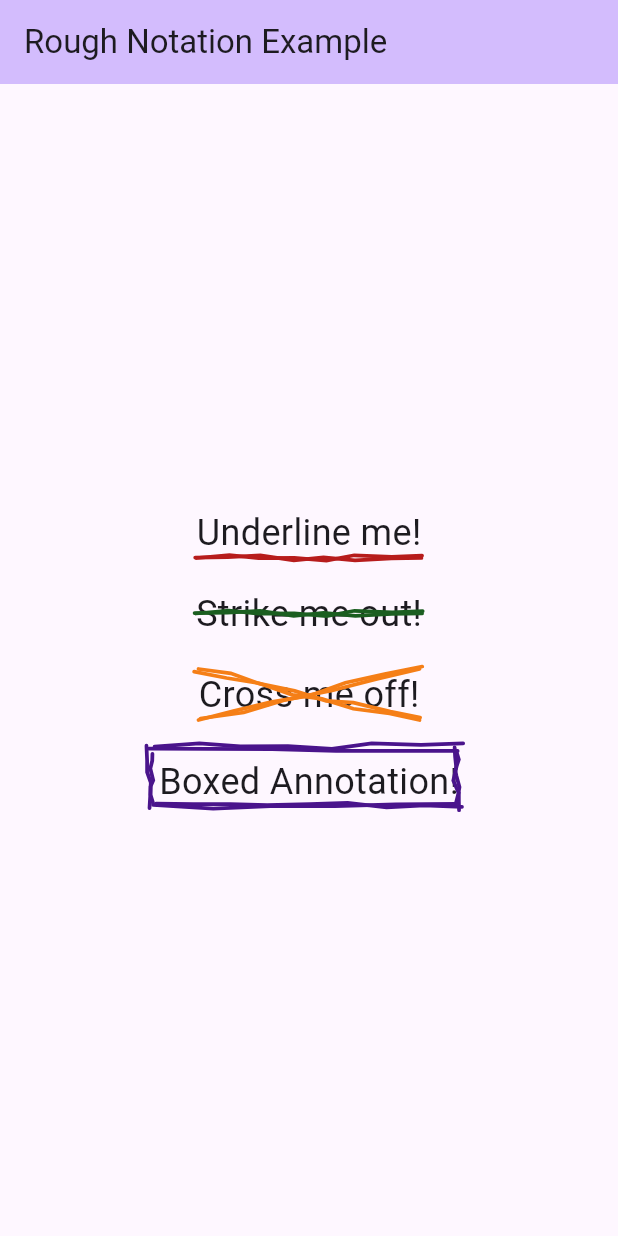
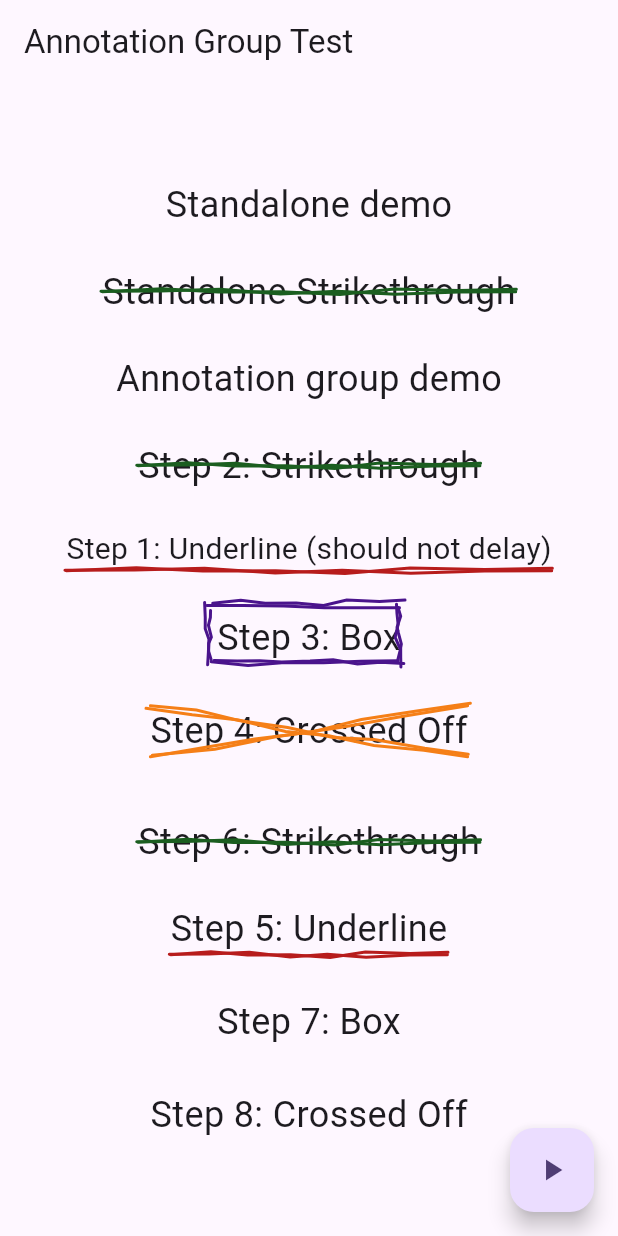
Before and after one commit to 0xharkirat/rough_notation, a Flutter app: the screen it shows after launch, on a phone screen of 412 x 824 dp. Run offline on Flutter 3.47's test engine with Material 3 defaults, Android fonts, the phone set to English and light mode, and no system bars.

Commit message:
add: grouped animation sequence registry. next: individual triggers.

```diff
--- /dev/null
+++ b/example/lib/annotation_test_page.dart
@@ -0,0 +1,90 @@
+import 'package:example/sub_test_widget.dart';
+import 'package:flutter/material.dart';
+import 'package:rough_notation/rough_notation.dart';
+
+class AnnotationTestPage extends StatefulWidget {
+  const AnnotationTestPage({super.key});
+
+  @override
+  State<AnnotationTestPage> createState() => _AnnotationTestPageState();
+}
+
+class _AnnotationTestPageState extends State<AnnotationTestPage> {
+  @override
+  void initState() {
+    super.initState();
+
+    // Auto-start the 'demo' group
+    RoughAnnotationRegistry.markGroupForAutoStart('demo',
+        delayBetween: const Duration(microseconds: 500));
+  }
+
+  @override
+  Widget build(BuildContext context) {
+    return Scaffold(
+      appBar: AppBar(title: const Text('Annotation Group Test')),
+      body: Center(
+        child: Column(
+          mainAxisSize: MainAxisSize.min,
+          children: [
+            //
+            Text("Standalone demo", style: TextStyle(fontSize: 24)),
+            const SizedBox(height: 24),
+
+            RoughStrikethroughAnnotation(
+              child: const Text(
+                "Standalone Strikethrough",
+                style: TextStyle(fontSize: 24),
+              ),
+            ),
+            const SizedBox(height: 24),
+
+            Text("Annotation group demo", style: TextStyle(fontSize: 24)),
+            const SizedBox(height: 24),
+            RoughStrikethroughAnnotation(
+              group: 'demo',
+              sequence: 2,
+              child: const Text(
+                "Step 2: Strikethrough",
+                style: TextStyle(fontSize: 24),
+              ),
+            ),
+            const SizedBox(height: 24),
+            RoughUnderlineAnnotation(
+              group: 'demo',
+              sequence: 1,
+              delay: Duration(seconds: 2), // This should be ignored in group
+              child: const Text(
+                "Step 1: Underline (should not delay)",
+                style: TextStyle(fontSize: 20),
+              ),
+            ),
+
+            const SizedBox(height: 24),
+            RoughBoxAnnotation(
+              group: 'demo',
+              sequence: 3,
+              child: const Text("Step 3: Box", style: TextStyle(fontSize: 24)),
+            ),
+            const SizedBox(height: 24),
+            RoughCrossedOffAnnotation(
+              group: 'demo',
+              sequence: 4,
+              child: const Text(
+                "Step 4: Crossed Off",
+                style: TextStyle(fontSize: 24),
+              ),
+            ),
+            const SizedBox(height: 40),
+
+            SubTestWidget(),
+          ],
+        ),
+      ),
+      floatingActionButton: FloatingActionButton(
+        onPressed: () => RoughAnnotationRegistry.showGroup('demo'),
+        child: const Icon(Icons.play_arrow),
+      ),
+    );
+  }
+}
--- a/example/lib/home_page.dart
+++ b/example/lib/home_page.dart
@@ -15,6 +15,9 @@ class HomePage extends StatelessWidget {
         child: Column(
           mainAxisSize: MainAxisSize.min,
           children: <Widget>[
+
+
+            const SizedBox(height: 20),
             RoughUnderlineAnnotation(
               strokeWidth: 2.5,
 
@@ -40,6 +43,9 @@ class HomePage extends StatelessWidget {
               duration: const Duration(milliseconds: 2000),
               child: const Text('Boxed Annotation!', style: TextStyle(fontSize: 24)),
             ),
+
+            const SizedBox(height: 20),
+
           ],
         ),
       ),
--- a/example/lib/main.dart
+++ b/example/lib/main.dart
@@ -1,3 +1,4 @@
+import 'package:example/annotation_test_page.dart';
 import 'package:example/home_page.dart';
 import 'package:flutter/material.dart';
 
@@ -16,7 +17,7 @@ class MyApp extends StatelessWidget {
       theme: ThemeData(
         colorScheme: ColorScheme.fromSeed(seedColor: Colors.deepPurple),
       ),
-      home: const HomePage(),
+      home: const AnnotationTestPage(),
     );
   }
 }
--- /dev/null
+++ b/example/lib/sub_test_widget.dart
@@ -0,0 +1,49 @@
+import 'package:flutter/material.dart';
+import 'package:rough_notation/rough_notation.dart';
+
+class SubTestWidget extends StatelessWidget {
+  const SubTestWidget({super.key});
+
+  @override
+  Widget build(BuildContext context) {
+    return Column(
+      mainAxisSize: MainAxisSize.min,
+      children: [
+        RoughStrikethroughAnnotation(
+          group: 'demo',
+          sequence: 6,
+          child: const Text(
+            "Step 6: Strikethrough",
+            style: TextStyle(fontSize: 24),
+          ),
+        ),
+        const SizedBox(height: 24),
+        RoughUnderlineAnnotation(
+          group: 'demo',
+          sequence: 5,
+          child: const Text(
+            "Step 5: Underline",
+            style: TextStyle(fontSize: 24),
+          ),
+        ),
+        const SizedBox(height: 24),
+        RoughBoxAnnotation(
+          group: 'demo',
+          sequence: 7,
+          child: const Text("Step 7: Box", style: TextStyle(fontSize: 24)),
+        ),
+        const SizedBox(height: 24),
+        RoughCrossedOffAnnotation(
+          group: 'demo',
+          sequence:8,
+          child: const Text(
+            "Step 8: Crossed Off",
+            style: TextStyle(fontSize: 24),
+          ),
+        ),
+
+
+      ],
+    );
+  }
+}
--- a/lib/rough_notation.dart
+++ b/lib/rough_notation.dart
@@ -1,6 +1,12 @@
 library rough_notation;
 
+
+/// all the annotations
 export 'src/annotations/rough_underline_annotation.dart';
 export 'src/annotations/rough_strikethrough_annotation.dart';
 export "src/annotations/rough_crossed_off_annotation.dart";
 export 'src/annotations/rough_box_annotation.dart';
+
+
+// all the controllers
+export 'src/controllers/rough_annotation_registry.dart';
--- a/lib/src/annotations/rough_box_annotation.dart
+++ b/lib/src/annotations/rough_box_annotation.dart
@@ -1,6 +1,7 @@
 // lib/src/annotations/rough_box_annotation.dart
 import 'dart:math';
 import 'package:flutter/material.dart';
+import 'package:rough_notation/src/controllers/rough_annotation_registry.dart';
 import 'package:rough_notation/src/utils/colors.dart';
 import '../painters/line_painter.dart';
 
@@ -14,6 +15,8 @@ class RoughBoxAnnotation extends StatefulWidget {
     this.delay = Duration.zero,
     this.padding = 4.0,
     this.looseCorners = true,
+    this.group,
+    this.sequence,
   });
 
   final Widget child;
@@ -23,6 +26,8 @@ class RoughBoxAnnotation extends StatefulWidget {
   final Duration delay;
   final double padding;
   final bool looseCorners;
+  final String? group;
+  final int? sequence;
 
   @override
   State<RoughBoxAnnotation> createState() => _RoughBoxAnnotationState();
@@ -41,9 +46,27 @@ class _RoughBoxAnnotationState extends State<RoughBoxAnnotation>
     _seed = DateTime.now().microsecondsSinceEpoch;
     _controller = AnimationController(vsync: this, duration: widget.duration);
     _animation = CurvedAnimation(parent: _controller, curve: Curves.easeOut);
-    Future.delayed(widget.delay, () {
-      if (mounted) _controller.forward();
-    });
+
+    if (widget.group != null) {
+      // group: delay is controlled by the registry
+      RoughAnnotationRegistry.register(
+        widget.group!,
+        widget.sequence ?? 0,
+        _startAnimation,
+        _reset,
+      );
+    } else {
+      // standalone: respect delay
+      Future.delayed(widget.delay, () => _controller.forward());
+    }
+  }
+
+  Future<void> _startAnimation() async {
+    if (mounted) await _controller.forward(from: 0);
+  }
+
+  void _reset() {
+    _controller.value = 0;
   }
 
   @override
@@ -54,7 +77,10 @@ class _RoughBoxAnnotationState extends State<RoughBoxAnnotation>
 
   Offset _jittered(Offset original, Random rand) {
     if (!widget.looseCorners) return original;
-    return original.translate(rand.nextDouble() * 6 - 3, rand.nextDouble() * 6 - 3);
+    return original.translate(
+      rand.nextDouble() * 6 - 3,
+      rand.nextDouble() * 6 - 3,
+    );
   }
 
   @override
@@ -62,7 +88,8 @@ class _RoughBoxAnnotationState extends State<RoughBoxAnnotation>
     return AnimatedBuilder(
       animation: _animation,
       builder: (_, __) {
-        final renderBox = _childKey.currentContext?.findRenderObject() as RenderBox?;
+        final renderBox =
+            _childKey.currentContext?.findRenderObject() as RenderBox?;
         final size = renderBox?.size ?? Size.zero;
         final width = size.width + (widget.padding);
         final height = size.height + (widget.padding);
@@ -132,10 +159,7 @@ class _RoughBoxAnnotationState extends State<RoughBoxAnnotation>
           ),
           child: Padding(
             padding: EdgeInsets.all(widget.padding),
-            child: KeyedSubtree(
-              key: _childKey,
-              child: widget.child,
-            ),
+            child: KeyedSubtree(key: _childKey, child: widget.child),
           ),
         );
       },
--- a/lib/src/annotations/rough_crossed_off_annotation.dart
+++ b/lib/src/annotations/rough_crossed_off_annotation.dart
@@ -1,6 +1,7 @@
 // lib/src/annotations/rough_crossedoff_annotation.dart
 import 'dart:math';
 import 'package:flutter/material.dart';
+import 'package:rough_notation/src/controllers/rough_annotation_registry.dart';
 import 'package:rough_notation/src/utils/colors.dart';
 import '../painters/line_painter.dart';
 
@@ -13,6 +14,8 @@ class RoughCrossedOffAnnotation extends StatefulWidget {
     this.duration = const Duration(milliseconds: 1000),
     this.delay = Duration.zero,
     this.padding,
+    this.group,
+    this.sequence,
   });
 
   final Widget child;
@@ -21,9 +24,12 @@ class RoughCrossedOffAnnotation extends StatefulWidget {
   final Duration duration;
   final Duration delay;
   final double? padding;
+  final String? group;
+  final int? sequence;
 
   @override
-  State<RoughCrossedOffAnnotation> createState() => _RoughCrossedOffAnnotationState();
+  State<RoughCrossedOffAnnotation> createState() =>
+      _RoughCrossedOffAnnotationState();
 }
 
 class _RoughCrossedOffAnnotationState extends State<RoughCrossedOffAnnotation>
@@ -39,9 +45,27 @@ class _RoughCrossedOffAnnotationState extends State<RoughCrossedOffAnnotation>
     _seed = DateTime.now().microsecondsSinceEpoch;
     _controller = AnimationController(vsync: this, duration: widget.duration);
     _animation = CurvedAnimation(parent: _controller, curve: Curves.easeOut);
-    Future.delayed(widget.delay, () {
-      if (mounted) _controller.forward();
-    });
+
+    if (widget.group != null) {
+      // group: delay is controlled by the registry
+      RoughAnnotationRegistry.register(
+        widget.group!,
+        widget.sequence ?? 0,
+        _startAnimation,
+        _reset,
+      );
+    } else {
+      // standalone: respect delay
+      Future.delayed(widget.delay, () => _controller.forward());
+    }
+  }
+
+  Future<void> _startAnimation() async {
+    if (mounted) await _controller.forward(from: 0);
+  }
+
+  void _reset() {
+    _controller.value = 0;
   }
 
   @override
@@ -55,7 +79,8 @@ class _RoughCrossedOffAnnotationState extends State<RoughCrossedOffAnnotation>
     return AnimatedBuilder(
       animation: _animation,
       builder: (_, __) {
-        final renderBox = _childKey.currentContext?.findRenderObject() as RenderBox?;
+        final renderBox =
+            _childKey.currentContext?.findRenderObject() as RenderBox?;
         final size = renderBox?.size ?? Size.zero;
         final width = size.width;
         final height = size.height;
@@ -100,11 +125,8 @@ class _RoughCrossedOffAnnotationState extends State<RoughCrossedOffAnnotation>
             seed: _seed,
           ),
           child: Padding(
-            padding: EdgeInsets.all(widget.padding?? 0.0),
-            child: KeyedSubtree(
-              key: _childKey,
-              child: widget.child,
-            ),
+            padding: EdgeInsets.all(widget.padding ?? 0.0),
+            child: KeyedSubtree(key: _childKey, child: widget.child),
           ),
         );
       },
--- a/lib/src/annotations/rough_strikethrough_annotation.dart
+++ b/lib/src/annotations/rough_strikethrough_annotation.dart
@@ -1,6 +1,7 @@
 // lib/src/annotations/rough_strikethrough_annotation.dart
 import 'dart:math';
 import 'package:flutter/material.dart';
+import 'package:rough_notation/src/controllers/rough_annotation_registry.dart';
 import 'package:rough_notation/src/utils/colors.dart';
 import '../painters/line_painter.dart';
 
@@ -13,6 +14,8 @@ class RoughStrikethroughAnnotation extends StatefulWidget {
     this.duration = const Duration(milliseconds: 800),
     this.delay = Duration.zero,
     this.padding,
+    this.group,
+    this.sequence,
   });
 
   final Widget child;
@@ -21,12 +24,16 @@ class RoughStrikethroughAnnotation extends StatefulWidget {
   final Duration duration;
   final Duration delay;
   final double? padding;
+  final String? group;
+  final int? sequence;
 
   @override
-  State<RoughStrikethroughAnnotation> createState() => _RoughStrikethroughAnnotationState();
+  State<RoughStrikethroughAnnotation> createState() =>
+      _RoughStrikethroughAnnotationState();
 }
 
-class _RoughStrikethroughAnnotationState extends State<RoughStrikethroughAnnotation>
+class _RoughStrikethroughAnnotationState
+    extends State<RoughStrikethroughAnnotation>
     with SingleTickerProviderStateMixin {
   late final AnimationController _controller;
   late final Animation<double> _animation;
@@ -39,9 +46,27 @@ class _RoughStrikethroughAnnotationState extends State<RoughStrikethroughAnnotat
     _seed = DateTime.now().microsecondsSinceEpoch;
     _controller = AnimationController(vsync: this, duration: widget.duration);
     _animation = CurvedAnimation(parent: _controller, curve: Curves.easeOut);
-    Future.delayed(widget.delay, () {
-      if (mounted) _controller.forward();
-    });
+
+    if (widget.group != null) {
+      // group: delay is controlled by the registry
+      RoughAnnotationRegistry.register(
+        widget.group!,
+        widget.sequence ?? 0,
+        _startAnimation,
+        _reset,
+      );
+    } else {
+      // standalone: respect delay
+      Future.delayed(widget.delay, () => _controller.forward());
+    }
+  }
+
+  Future<void> _startAnimation() async {
+    if (mounted) await _controller.forward(from: 0);
+  }
+
+  void _reset() {
+    _controller.value = 0;
   }
 
   @override
@@ -55,7 +80,8 @@ class _RoughStrikethroughAnnotationState extends State<RoughStrikethroughAnnotat
     return AnimatedBuilder(
       animation: _animation,
       builder: (_, __) {
-        final renderBox = _childKey.currentContext?.findRenderObject() as RenderBox?;
+        final renderBox =
+            _childKey.currentContext?.findRenderObject() as RenderBox?;
         final size = renderBox?.size ?? Size.zero;
         final width = size.width;
         final height = size.height;
@@ -86,13 +112,11 @@ class _RoughStrikethroughAnnotationState extends State<RoughStrikethroughAnnotat
             seed: _seed,
           ),
           child: Padding(
-            padding: widget.padding != null
-                ? EdgeInsets.symmetric(vertical: widget.padding!)
-                : EdgeInsets.zero,
-            child: KeyedSubtree(
-              key: _childKey,
-              child: widget.child,
-            ),
+            padding:
+                widget.padding != null
+                    ? EdgeInsets.symmetric(vertical: widget.padding!)
+                    : EdgeInsets.zero,
+            child: KeyedSubtree(key: _childKey, child: widget.child),
           ),
         );
       },
--- a/lib/src/annotations/rough_underline_annotation.dart
+++ b/lib/src/annotations/rough_underline_annotation.dart
@@ -1,6 +1,7 @@
 // lib/src/annotations/rough_underline_annotation.dart
 import 'dart:math';
 import 'package:flutter/material.dart';
+import 'package:rough_notation/src/controllers/rough_annotation_registry.dart';
 import 'package:rough_notation/src/utils/colors.dart';
 import '../painters/line_painter.dart';
 
@@ -13,6 +14,8 @@ class RoughUnderlineAnnotation extends StatefulWidget {
     this.duration = const Duration(milliseconds: 800),
     this.delay = Duration.zero,
     this.padding,
+    this.group,
+    this.sequence,
   });
 
   final Widget child;
@@ -21,9 +24,12 @@ class RoughUnderlineAnnotation extends StatefulWidget {
   final Duration duration;
   final Duration delay;
   final double? padding;
+  final String? group;
+  final int? sequence;
 
   @override
-  State<RoughUnderlineAnnotation> createState() => _RoughUnderlineAnnotationState();
+  State<RoughUnderlineAnnotation> createState() =>
+      _RoughUnderlineAnnotationState();
 }
 
 class _RoughUnderlineAnnotationState extends State<RoughUnderlineAnnotation>
@@ -39,10 +45,29 @@ class _RoughUnderlineAnnotationState extends State<RoughUnderlineAnnotation>
   _seed = DateTime.now().microsecondsSinceEpoch;
   _controller = AnimationController(vsync: this, duration: widget.duration);
   _animation = CurvedAnimation(parent: _controller, curve: Curves.easeOut);
-    Future.delayed(widget.delay, () {
-      if (mounted) _controller.forward();
-    });
+
+  if (widget.group != null) {
+    // group: delay is controlled by the registry
+    RoughAnnotationRegistry.register(
+      widget.group!,
+      widget.sequence ?? 0,
+      _startAnimation,
+      _reset,
+    );
+  } else {
+    // standalone: respect delay
+    Future.delayed(widget.delay, () => _controller.forward());
   }
+}
+
+Future<void> _startAnimation() async {
+  if (mounted) await _controller.forward(from: 0);
+}
+
+void _reset() {
+  _controller.value = 0;
+}
+
 
   @override
   void dispose() {
@@ -55,7 +80,8 @@ class _RoughUnderlineAnnotationState extends State<RoughUnderlineAnnotation>
     return AnimatedBuilder(
       animation: _animation,
       builder: (_, __) {
-        final renderBox = _childKey.currentContext?.findRenderObject() as RenderBox?;
+        final renderBox =
+            _childKey.currentContext?.findRenderObject() as RenderBox?;
         final size = renderBox?.size ?? Size.zero;
         final width = size.width;
         final height = size.height;
@@ -87,10 +113,7 @@ class _RoughUnderlineAnnotationState extends State<RoughUnderlineAnnotation>
           ),
           child: Padding(
             padding: EdgeInsets.only(bottom: widget.padding ?? 0.0),
-            child: KeyedSubtree(
-              key: _childKey,
-              child: widget.child,
-            ),
+            child: KeyedSubtree(key: _childKey, child: widget.child),
           ),
         );
       },
--- /dev/null
+++ b/lib/src/controllers/rough_annotation_registry.dart
@@ -0,0 +1,80 @@
+// lib/src/controller/rough_annotation_registry.dart
+
+import 'dart:async';
+import 'package:flutter/widgets.dart';
+
+typedef StartFn = Future<void> Function();
+typedef ResetFn = void Function();
+
+class _AnnotationEntry {
+  final int sequence;
+  final StartFn start;
+  final ResetFn reset;
+
+  _AnnotationEntry(this.sequence, this.start, this.reset);
+}
+
+class RoughAnnotationRegistry {
+  static final Map<String, List<_AnnotationEntry>> _groups = {};
+  static final Map<String, Completer<void>> _activeSequences = {};
+  static int _autoIncrement = 0;
+
+  static void register(
+    String group,
+    int? sequence,
+    StartFn start,
+    ResetFn reset,
+  ) {
+    final list = _groups.putIfAbsent(group, () => []);
+    final safeSeq = sequence ?? _autoIncrement++;
+    list.add(_AnnotationEntry(safeSeq, start, reset));
+  }
+
+  static void markGroupForAutoStart(String group, {Duration delayBetween = const Duration(milliseconds: 300),}) {
+    WidgetsBinding.instance.addPostFrameCallback((_) {
+      showGroup(group, delayBetween: delayBetween);
+    });
+  }
+
+  static Future<void> showGroup(
+    String group, {
+    Duration delayBetween = const Duration(milliseconds: 300),
+  }) async {
+    final list = _groups[group];
+    if (list == null) return;
+
+    if (_activeSequences.containsKey(group)) {
+      _activeSequences[group]?.complete();
+      _activeSequences.remove(group);
+    }
+
+    final localCompleter = Completer<void>();
+    _activeSequences[group] = localCompleter;
+
+    for (final entry in list) {
+      entry.reset();
+    }
+
+    list.sort((a, b) => a.sequence.compareTo(b.sequence));
+
+    for (final entry in list) {
+      if (localCompleter.isCompleted) return;
+      await entry.start();
+      if (localCompleter.isCompleted) return;
+      await Future.delayed(delayBetween);
+    }
+
+    _activeSequences.remove(group);
+  }
+
+  static void clear(String group) {
+    _groups.remove(group);
+    _activeSequences.remove(group);
+  }
+
+  static void clearAll() {
+    _groups.clear();
+    _activeSequences.clear();
+    _autoIncrement = 0;
+  }
+}
```
Lines whose indentation alone changed are shown as unchanged.
